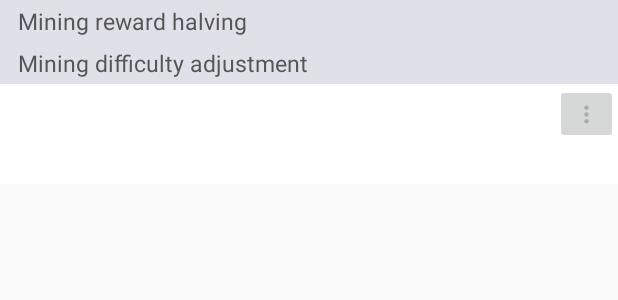
After one commit to lingyajun/MyCoolWallet, an Android app: the layout block_list_row.xml on its own in the app's theme, with its tools: preview values and no code run, on a phone screen of 412 x 824 dp. The commit adds this screen. Shown: the top 300 px of the screen. Run offline under Robolectric (Android 15) with nearby library versions, the phone set to English and light mode, and no system bars.

Commit message:
blocks list page

```diff
--- a/app/src/main/java/com/bethel/mycoolwallet/activity/BlockChainNetworkMonitorActivity.java
+++ b/app/src/main/java/com/bethel/mycoolwallet/activity/BlockChainNetworkMonitorActivity.java
@@ -41,6 +41,8 @@ public class BlockChainNetworkMonitorActivity extends BaseActivity {
         mViewPager.setOffscreenPageLimit(list.size() -1);
 
         initTitleBar(R.string.network_monitor_activity_title, true);
+
+//        mViewPager.setCurrentItem(1,true);// BlocksNetworkMonitorFragment
     }
 
     public static void start(Context context) {
--- a/app/src/main/java/com/bethel/mycoolwallet/mvvm/live_data/TimeLiveData.java
+++ b/app/src/main/java/com/bethel/mycoolwallet/mvvm/live_data/TimeLiveData.java
@@ -23,6 +23,7 @@ public class TimeLiveData extends LiveData<Date> {
         // 每分钟收到一次事件
         IntentFilter filter = new IntentFilter(Intent.ACTION_TIME_TICK);
         application.registerReceiver(tickReceiver, filter);
+        setValue(new Date());
     }
 
     @Override
--- /dev/null
+++ b/app/src/main/res/layout/block_list_row.xml
@@ -0,0 +1,99 @@
+<?xml version="1.0" encoding="utf-8"?>
+<LinearLayout xmlns:android="http://schemas.android.com/apk/res/android"
+    android:layout_width="match_parent"
+    android:layout_height="wrap_content"
+    android:background="@color/bg_level3"
+    android:orientation="vertical" >
+
+    <TextView
+        android:id="@+id/block_list_row_mining_reward_adjustment"
+        android:layout_width="match_parent"
+        android:layout_height="wrap_content"
+        android:background="@color/bg_level0"
+        android:paddingBottom="@dimen/list_entry_padding_vertical_cram"
+        android:paddingLeft="@dimen/list_entry_padding_horizontal"
+        android:paddingRight="@dimen/list_entry_padding_horizontal"
+        android:paddingTop="@dimen/list_entry_padding_vertical_cram"
+        android:text="@string/block_row_mining_reward_adjustment"
+        android:textColor="@color/fg_less_significant"
+        android:textSize="@dimen/font_size_small" />
+
+    <TextView
+        android:id="@+id/block_list_row_mining_difficulty_adjustment"
+        android:layout_width="match_parent"
+        android:layout_height="wrap_content"
+        android:background="@color/bg_level0"
+        android:paddingBottom="@dimen/list_entry_padding_vertical_cram"
+        android:paddingLeft="@dimen/list_entry_padding_horizontal"
+        android:paddingRight="@dimen/list_entry_padding_horizontal"
+        android:paddingTop="@dimen/list_entry_padding_vertical_cram"
+        android:text="@string/block_row_mining_difficulty_adjustment"
+        android:textColor="@color/fg_less_significant"
+        android:textSize="@dimen/font_size_small" />
+
+    <FrameLayout
+        android:layout_width="match_parent"
+        android:layout_height="wrap_content" >
+
+<!--        android:id="@+id/block_list_row_transactions_group"-->
+        <LinearLayout
+            android:layout_width="match_parent"
+            android:layout_height="wrap_content"
+            android:orientation="vertical"
+            android:paddingBottom="@dimen/list_entry_padding_vertical"
+            android:paddingLeft="@dimen/list_entry_padding_horizontal"
+            android:paddingRight="@dimen/list_entry_padding_horizontal"
+            android:paddingTop="@dimen/list_entry_padding_vertical" >
+
+            <LinearLayout
+                android:layout_width="match_parent"
+                android:layout_height="wrap_content"
+                android:baselineAligned="true"
+                android:orientation="horizontal"
+                android:paddingBottom="2dp" >
+
+                <TextView
+                    android:id="@+id/block_list_row_height"
+                    android:layout_width="0px"
+                    android:layout_height="wrap_content"
+                    android:layout_weight="1"
+                    android:textStyle="bold" />
+
+                <TextView
+                    android:id="@+id/block_list_row_time"
+                    android:layout_width="wrap_content"
+                    android:layout_height="wrap_content" />
+
+                <Space
+                    android:layout_width="24dp"
+                    android:layout_height="0px" />
+            </LinearLayout>
+
+            <TextView
+                android:id="@+id/block_list_row_hash"
+                android:layout_width="match_parent"
+                android:layout_height="wrap_content"
+                android:paddingTop="2dp" />
+
+            <LinearLayout
+                android:id="@+id/block_list_row_transactions_group"
+                android:layout_width="match_parent"
+                android:layout_height="wrap_content"
+                android:orientation="vertical"
+                android:paddingBottom="@dimen/list_entry_padding_vertical"
+                android:paddingTop="@dimen/list_entry_padding_vertical" />
+
+        </LinearLayout>
+
+        <ImageButton
+            android:id="@+id/block_list_row_menu"
+            style="@style/My.Widget.Button.Borderless.Small"
+            android:layout_width="wrap_content"
+            android:layout_height="wrap_content"
+            android:layout_gravity="top|right"
+            android:contentDescription="@string/button_options"
+            android:src="@drawable/ic_more_vert_grey600_18dp"
+            android:tint="@color/fg_insignificant"/>
+    </FrameLayout>
+
+</LinearLayout>
--- /dev/null
+++ b/app/src/main/res/values/values.xml
@@ -0,0 +1,6 @@
+<?xml version="1.0" encoding="utf-8"?>
+<resources>
+    <string name="symbol_to">→</string>
+    <string name="symbol_from">←</string>
+    <string name="symbol_internal">⇄</string>
+</resources>
```
Also changed, not shown: app/src/main/java/com/bethel/mycoolwallet/adapter/BlockListAdapter.java (added, +240 -0 lines), app/src/main/java/com/bethel/mycoolwallet/fragment/BlocksNetworkMonitorFragment.java (+82 -3 lines), app/src/main/java/com/bethel/mycoolwallet/mvvm/live_data/BlocksLiveData.java (added, +78 -0 lines), app/src/main/java/com/bethel/mycoolwallet/mvvm/view_model/BlocksNetworkMonitorViewModel.java (+16 -0 lines), app/src/main/java/com/bethel/mycoolwallet/utils/Commons.java (+8 -0 lines), app/src/main/java/com/bethel/mycoolwallet/utils/WalletUtils.java (+32 -0 lines), app/src/main/res/layout/block_list_row_transaction.xml (added, +34 -0 lines).
